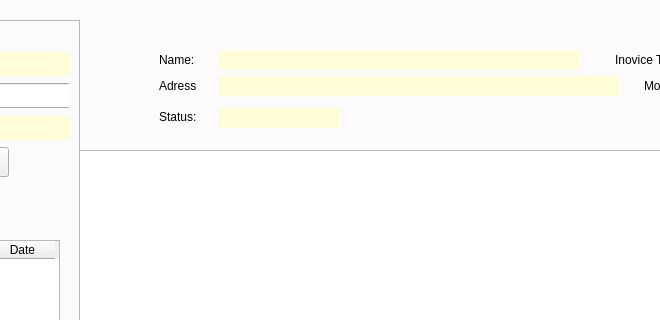
Before: the Qt Designer form templates/window.ui in Pontax02/Proyecto-DI, drawn with Qt 5; both pictures show x 200 to 860 and y 103 to 423 of the 1147 by 921 pixel window.
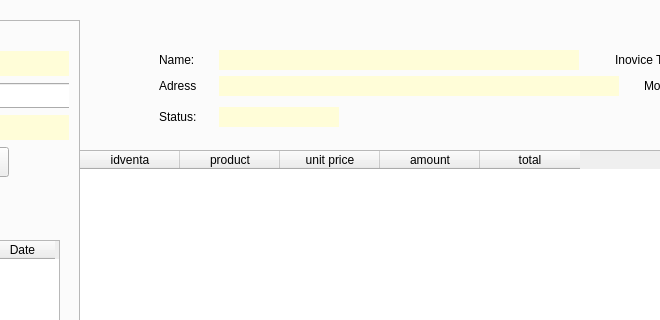
After: the same form once the commit is applied. Icons and pictures are not drawn.

The edit to the form file:
```diff
--- a/templates/window.ui
+++ b/templates/window.ui
@@ -986,6 +986,43 @@
           <height>541</height>
          </rect>
         </property>
+        <property name="editTriggers">
+         <set>QAbstractItemView::AllEditTriggers</set>
+        </property>
+        <property name="alternatingRowColors">
+         <bool>true</bool>
+        </property>
+        <property name="selectionBehavior">
+         <enum>QAbstractItemView::SelectRows</enum>
+        </property>
+        <attribute name="verticalHeaderVisible">
+         <bool>false</bool>
+        </attribute>
+        <column>
+         <property name="text">
+          <string>idventa</string>
+         </property>
+        </column>
+        <column>
+         <property name="text">
+          <string>product</string>
+         </property>
+        </column>
+        <column>
+         <property name="text">
+          <string>unit price</string>
+         </property>
+        </column>
+        <column>
+         <property name="text">
+          <string>amount</string>
+         </property>
+        </column>
+        <column>
+         <property name="text">
+          <string>total</string>
+         </property>
+        </column>
        </widget>
        <widget class="QWidget" name="layoutWidget">
         <property name="geometry">
```
Left out of the diff: 22 changed lines with no effect on the pictures.
